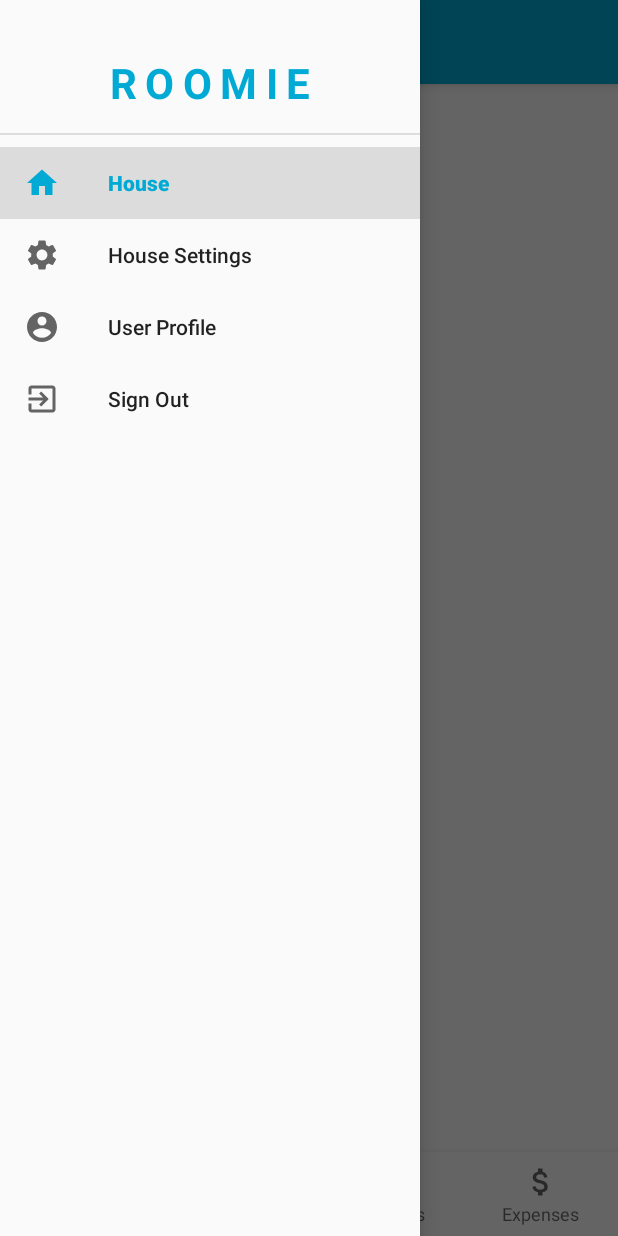
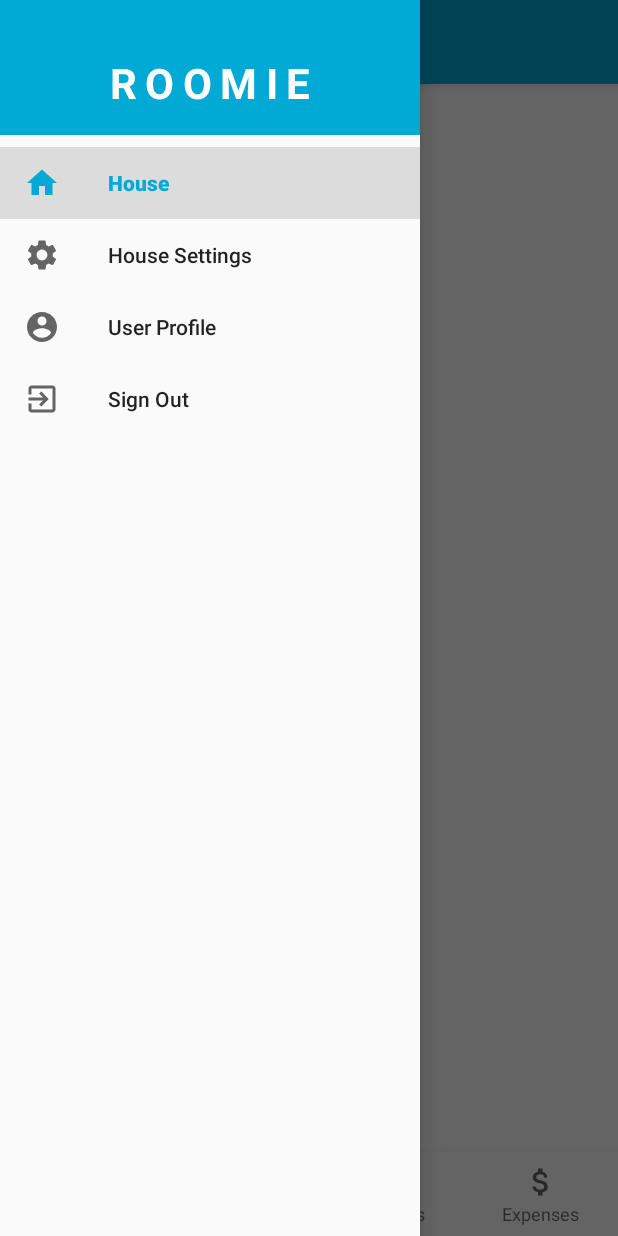
Before and after one commit to shanishapp/Roomie, an Android app: the HouseActivity screen opened directly, with no data from a screen before it, with the side drawer open, on a phone screen of 412 x 824 dp. Run offline under Robolectric (Android 15) with nearby library versions, the phone set to English and light mode, and no system bars; our stand-ins replace navigation-ui; libraries missing offline, so code that uses them is left out: com.firebase.ui; 3 statements that could not run were skipped.

Commit message:
Change drawer menu style
- Change the background color of drawer menu header.
- Make status bar transparent so now when the drawer menu is open it
seems as if the status bar is hovering the drawer menu.

```diff
--- a/app/src/main/res/layout/nav_header_house.xml
+++ b/app/src/main/res/layout/nav_header_house.xml
@@ -3,7 +3,7 @@
     xmlns:app="http://schemas.android.com/apk/res-auto"
     android:layout_width="match_parent"
     android:layout_height="@dimen/nav_header_height"
-    android:background="@drawable/bottom_border"
+    android:background="@color/buttonColor"
     android:gravity="bottom"
     android:orientation="vertical"
     android:paddingLeft="@dimen/activity_horizontal_margin"
@@ -20,7 +20,7 @@
         android:text="@string/app_name"
         android:textAlignment="center"
         android:textAllCaps="true"
-        android:textColor="@color/buttonColor"
+        android:textColor="@color/white"
         android:textSize="28sp"
         android:textStyle="bold" />
 
--- a/app/src/main/res/values/styles.xml
+++ b/app/src/main/res/values/styles.xml
@@ -5,6 +5,7 @@
         <item name="colorPrimary">@color/buttonColor</item>
         <item name="colorPrimaryDark">@color/buttonColorDark</item>
         <item name="colorAccent">@color/colorAccent</item>
+        <item name="android:statusBarColor">@android:color/transparent</item>
     </style>
 
     <style name="SplashTheme" parent="Theme.AppCompat.Light.NoActionBar">
```
